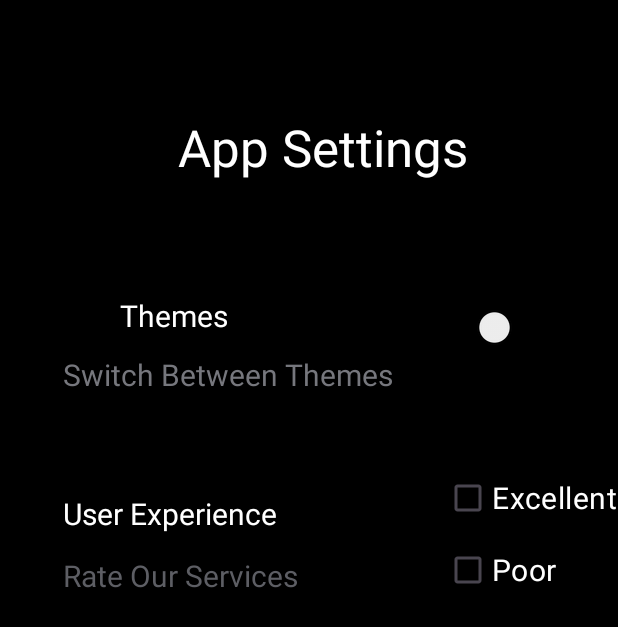
After one commit to dcit202Andriod/Group-22, an Android app: the layout settings_layout.xml on its own in the app's theme, with its tools: preview values and no code run, on a phone screen of 412 x 824 dp. The commit adds this screen. Shown: the top 627 px of the screen. Run offline under Robolectric (Android 15) with nearby library versions, the phone set to English and light mode, and no system bars.

Commit message:
Hamza first Commit

```diff
--- /dev/null
+++ b/app/src/main/res/layout/settings_layout.xml
@@ -0,0 +1,108 @@
+<?xml version="1.0" encoding="utf-8"?>
+<androidx.constraintlayout.widget.ConstraintLayout xmlns:android="http://schemas.android.com/apk/res/android"
+    xmlns:app="http://schemas.android.com/apk/res-auto"
+    xmlns:tools="http://schemas.android.com/tools"
+    android:layout_width="match_parent"
+    android:layout_height="match_parent"
+    android:background="@color/layout_background">
+
+
+    <TextView
+        android:id="@+id/settings_textview"
+        android:layout_width="wrap_content"
+        android:layout_height="wrap_content"
+        android:layout_marginTop="51dp"
+        android:layout_marginEnd="100dp"
+        android:layout_marginBottom="50dp"
+        android:text="App Settings"
+        android:textColor="@color/design_default_color_background"
+        android:textSize="34sp"
+        app:layout_constraintBottom_toTopOf="@+id/switch1"
+        app:layout_constraintEnd_toEndOf="parent"
+        app:layout_constraintTop_toTopOf="parent" />
+
+    <TextView
+        android:id="@+id/theme_label_textview"
+        android:layout_width="wrap_content"
+        android:layout_height="wrap_content"
+        android:layout_marginStart="42dp"
+        android:layout_marginEnd="46dp"
+        android:text="Switch Between Themes"
+        android:textColor="@color/material_dynamic_neutral50"
+        android:textSize="20sp"
+        app:layout_constraintBaseline_toBaselineOf="@+id/switch1"
+        app:layout_constraintEnd_toStartOf="@+id/switch1"
+        app:layout_constraintHorizontal_bias="0.0"
+        app:layout_constraintStart_toStartOf="parent" />
+
+    <Switch
+        android:id="@+id/switch1"
+        android:layout_width="0dp"
+        android:layout_height="48dp"
+        android:layout_marginBottom="558dp"
+        android:padding="48dp"
+        android:text="Switch"
+        app:layout_constraintBottom_toBottomOf="parent"
+        app:layout_constraintEnd_toEndOf="parent"
+        app:layout_constraintStart_toEndOf="@+id/theme1_textview"
+        app:layout_constraintTop_toBottomOf="@+id/settings_textview"
+        tools:ignore="UseSwitchCompatOrMaterialXml" />
+
+    <TextView
+        android:id="@+id/theme1_textview"
+        android:layout_width="wrap_content"
+        android:layout_height="wrap_content"
+        android:layout_marginStart="80dp"
+        android:layout_marginEnd="156dp"
+        android:layout_marginBottom="12dp"
+        android:text="Themes"
+        android:textColor="@color/design_default_color_background"
+        android:textSize="20sp"
+        app:layout_constraintBottom_toTopOf="@+id/theme_label_textview"
+        app:layout_constraintEnd_toStartOf="@+id/switch1"
+        app:layout_constraintStart_toStartOf="parent" />
+
+    <TextView
+        android:id="@+id/user_experience_textview"
+        android:layout_width="wrap_content"
+        android:layout_height="wrap_content"
+        android:layout_marginStart="42dp"
+        android:text="User Experience"
+        android:textColor="@color/design_default_color_background"
+        android:textSize="20sp"
+        app:layout_constraintBottom_toBottomOf="@+id/excellent_checkbox"
+        app:layout_constraintStart_toStartOf="parent" />
+
+    <TextView
+        android:id="@+id/user_experience_label_textview"
+        android:layout_width="wrap_content"
+        android:layout_height="wrap_content"
+        android:layout_marginTop="14dp"
+        android:text="Rate Our Services"
+        android:textColor="@color/material_dynamic_neutral40"
+        android:textSize="20sp"
+        app:layout_constraintStart_toStartOf="@+id/user_experience_textview"
+        app:layout_constraintTop_toBottomOf="@+id/user_experience_textview" />
+
+    <CheckBox
+        android:id="@+id/excellent_checkbox"
+        android:layout_width="wrap_content"
+        android:layout_height="wrap_content"
+        android:layout_marginStart="296dp"
+        android:layout_marginTop="308dp"
+        android:text="Excellent"
+        android:textColor="@color/design_default_color_background"
+        android:textSize="20sp"
+        app:layout_constraintStart_toStartOf="parent"
+        app:layout_constraintTop_toTopOf="parent" />
+
+    <CheckBox
+        android:id="@+id/poor_checkbox"
+        android:layout_width="wrap_content"
+        android:layout_height="wrap_content"
+        android:text="Poor"
+        android:textColor="@color/design_default_color_background"
+        android:textSize="20sp"
+        app:layout_constraintStart_toStartOf="@+id/excellent_checkbox"
+        app:layout_constraintTop_toBottomOf="@+id/excellent_checkbox" />
+</androidx.constraintlayout.widget.ConstraintLayout>
--- a/app/src/main/res/values/colors.xml
+++ b/app/src/main/res/values/colors.xml
@@ -1,6 +1,6 @@
 <?xml version="1.0" encoding="utf-8"?>
 <resources>
-    <color name="black">#FF000000</color>
+    <color name="layout_background">#FF000000</color>
     <color name="white">#FFFFFF</color>
     <color name="azure">#FF00BCD4</color>
     <color name="purple">#9F2B68</color>
```
